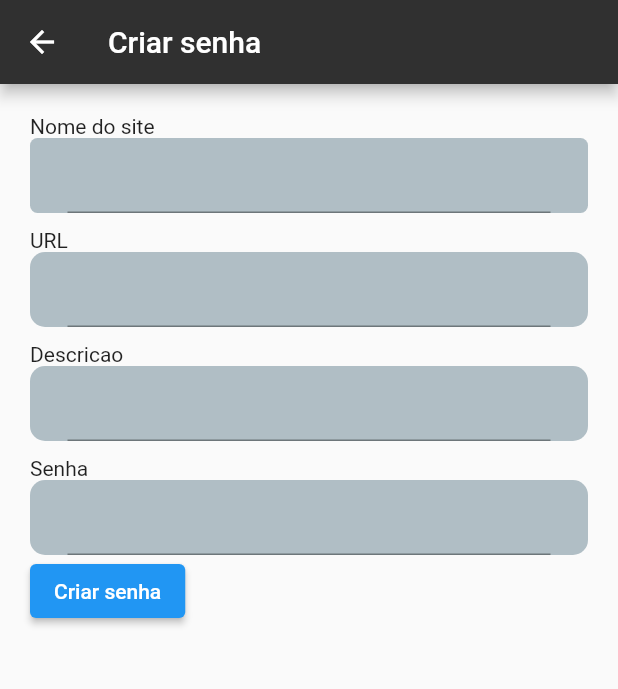
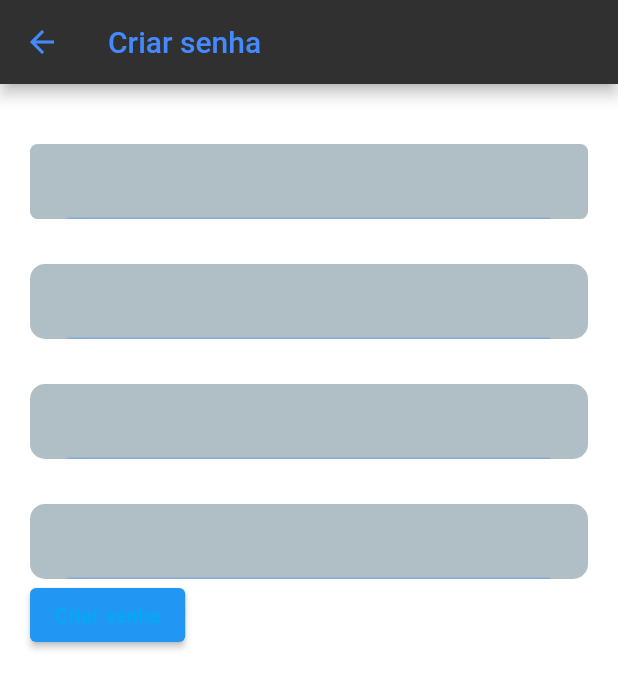
Before and after one commit to PasswordHub/ArrowHead, a Flutter app: the screen it shows after launch, after a tap on "Login", after a tap on the "add" icon, on a phone screen of 412 x 824 dp. Shown: the top 689 px of the screen. Run offline on Flutter 3.47's test engine with Material 2 defaults, Android fonts, the phone set to English and light mode, and no system bars.

Commit message:
feat: added provider package, feat: added working theme provider

```diff
--- a/arrowhead/lib/main.dart
+++ b/arrowhead/lib/main.dart
@@ -1,24 +1,40 @@
-import 'package:arrowhead/Screens/CreateEditPassword/create_edit_password.dart';
-import 'package:arrowhead/Screens/HomePage/home_page.dart';
+import 'package:arrowhead/providers/theme_provider.dart';
+import 'package:arrowhead/screens/CreateEditPassword/create_edit_password.dart';
+import 'package:arrowhead/screens/HomePage/home_page.dart';
 import 'package:flutter/material.dart';
-import 'Screens/LoginSignup/login_screen.dart';
+import 'package:provider/provider.dart';
+import 'screens/LoginSignup/login_screen.dart';
 
 void main() {
-  runApp(const MyApp());
+  runApp(const ArrowHead());
 }
 
-class MyApp extends StatelessWidget {
-  const MyApp({Key? key}) : super(key: key);
+class ArrowHead extends StatelessWidget {
+  const ArrowHead({Key? key}) : super(key: key);
 
   // This widget is the root of your application.
   @override
   Widget build(BuildContext context) {
+    return MultiProvider(
+      providers: [ChangeNotifierProvider.value(value: ThemeProvider())],
+      child: const MyMaterialApp(),
+    );
+  }
+}
+
+class MyMaterialApp extends StatelessWidget {
+  const MyMaterialApp({
+    Key? key,
+  }) : super(key: key);
+
+  @override
+  Widget build(BuildContext context) {
+    final theme = Provider.of<ThemeProvider>(context);
+
     return MaterialApp(
       debugShowCheckedModeBanner: false,
       title: 'ArrowHead',
-      theme: ThemeData(
-        primarySwatch: Colors.blue,
-      ),
+      theme: theme.themeData,
       home: LoginScreen(),
       routes: {
         LoginScreen.routeName: (ctx) => LoginScreen(),
--- /dev/null
+++ b/arrowhead/lib/providers/theme_provider.dart
@@ -0,0 +1,134 @@
+import 'package:flutter/material.dart';
+
+enum ThemeType {
+  light,
+  dark,
+}
+
+const Map<int, Color> color = {
+  50: Color.fromRGBO(136, 14, 79, .1),
+  100: Color.fromRGBO(136, 14, 79, .2),
+  200: Color.fromRGBO(136, 14, 79, .3),
+  300: Color.fromRGBO(136, 14, 79, .4),
+  400: Color.fromRGBO(136, 14, 79, .5),
+  500: Color.fromRGBO(136, 14, 79, .6),
+  600: Color.fromRGBO(136, 14, 79, .7),
+  700: Color.fromRGBO(136, 14, 79, .8),
+  800: Color.fromRGBO(136, 14, 79, .9),
+  900: Color.fromRGBO(136, 14, 79, 1),
+};
+
+class ThemeProvider with ChangeNotifier {
+  ThemeData? _lightThemeData;
+  ThemeData? _darkThemeData;
+
+  ThemeType _currTheme = ThemeType.light;
+
+  ThemeProvider() {
+    _lightThemeData = ThemeData(
+      primarySwatch: Colors.blueGrey,
+      appBarTheme: const AppBarTheme(color: Colors.blueGrey),
+      iconTheme: const IconThemeData(color: Colors.black),
+      canvasColor: const MaterialColor(0xFFFFFFFF, color),
+      colorScheme: ColorScheme(
+          primary: Colors.blue,
+          onPrimary: Colors.lightBlue,
+          surface: Colors.cyan,
+          onSurface: Colors.blueAccent,
+          secondary: Colors.grey.shade400,
+          brightness: Brightness.dark,
+          onError: Colors.red,
+          error: Colors.red,
+          onSecondary: Colors.amber,
+          background: Colors.deepPurple,
+          onBackground: Colors.lightBlue),
+      fontFamily: 'Rajdhani',
+      textTheme: ThemeData.light().textTheme.copyWith(
+          headline1: const TextStyle(
+            fontSize: 18,
+            color: Colors.black,
+            fontWeight: FontWeight.bold,
+          ),
+          headline2: const TextStyle(
+            fontSize: 24,
+            color: Colors.black,
+            fontWeight: FontWeight.bold,
+          ),
+          headline3: const TextStyle(
+            fontSize: 36,
+            color: Colors.black,
+            fontWeight: FontWeight.bold,
+          ),
+          headline4: const TextStyle(
+            fontSize: 48,
+          ),
+          headline5: const TextStyle(
+            fontSize: 150,
+          ),
+          bodyText1:
+              const TextStyle(fontSize: 12, fontWeight: FontWeight.normal),
+          bodyText2: const TextStyle(
+              fontSize: 16, fontWeight: FontWeight.normal, letterSpacing: 0.5)),
+    );
+    _darkThemeData = ThemeData(
+      primarySwatch: Colors.grey,
+      canvasColor: Colors.blueGrey,
+      colorScheme: ColorScheme(
+          primary: Colors.blue,
+          onPrimary: Colors.lightBlue,
+          surface: Colors.cyan,
+          onSurface: Colors.cyanAccent,
+          secondary: Colors.grey.shade400,
+          brightness: Brightness.dark,
+          onError: Colors.red,
+          error: Colors.red,
+          onSecondary: Colors.amber,
+          background: Colors.deepPurple,
+          onBackground: Colors.lightBlue),
+      fontFamily: 'Rajdhani',
+      textTheme: ThemeData.dark().textTheme.copyWith(
+          headline1: const TextStyle(
+            fontSize: 18,
+            color: Colors.black,
+            fontWeight: FontWeight.bold,
+          ),
+          headline2: const TextStyle(
+            fontSize: 24,
+            color: Colors.black,
+            fontWeight: FontWeight.bold,
+          ),
+          headline3: const TextStyle(
+            fontSize: 36,
+            color: Colors.black,
+            fontWeight: FontWeight.bold,
+          ),
+          headline4: const TextStyle(
+            fontSize: 48,
+          ),
+          headline5: const TextStyle(
+            fontSize: 150,
+          ),
+          bodyText1:
+              const TextStyle(fontSize: 12, fontWeight: FontWeight.normal),
+          bodyText2: const TextStyle(
+              fontSize: 16, fontWeight: FontWeight.normal, letterSpacing: 0.5)),
+    );
+    notifyListeners();
+  }
+
+  ThemeData get themeData {
+    if (_currTheme == ThemeType.dark) {
+      return _darkThemeData ?? ThemeData();
+    }
+    return _lightThemeData ?? ThemeData();
+  }
+
+  ThemeType get currTheme {
+    return _currTheme;
+  }
+
+  setTheme(ThemeType theme) {
+    _currTheme = theme;
+    notifyListeners();
+  }
+}
--- a/arrowhead/lib/Screens/HomePage/home_page.dart
+++ b/arrowhead/lib/screens/HomePage/home_page.dart
@@ -1,5 +1,5 @@
-import 'package:arrowhead/Screens/CreateEditPassword/create_edit_password.dart';
-import 'package:arrowhead/Screens/LoginSignup/login_screen.dart';
+import 'package:arrowhead/screens/CreateEditPassword/create_edit_password.dart';
+import 'package:arrowhead/screens/LoginSignup/login_screen.dart';
 import 'package:flutter/material.dart';
 
 class HomePage extends StatelessWidget {
--- a/arrowhead/lib/Screens/LoginSignup/login_screen.dart
+++ b/arrowhead/lib/screens/LoginSignup/login_screen.dart
@@ -1,4 +1,4 @@
-import 'package:arrowhead/Screens/HomePage/home_page.dart';
+import 'package:arrowhead/screens/HomePage/home_page.dart';
 import 'package:flutter/material.dart';
 
 class LoginScreen extends StatelessWidget {
@@ -29,12 +29,7 @@ class LoginScreen extends StatelessWidget {
 
   Widget userInput(TextEditingController userInput, TextInputType keyboardType,
       bool hideText) {
-    return Container(
-      height: 50,
-      decoration: BoxDecoration(
-          color: Colors.blueGrey.shade200,
-          borderRadius: BorderRadius.circular(10)),
-      child: Padding(
+    return Padding(
       padding: const EdgeInsets.only(left: 25.0, top: 15, right: 25),
       child: TextField(
         obscureText: hideText,
@@ -43,7 +38,6 @@ class LoginScreen extends StatelessWidget {
         enableSuggestions: false,
         autofocus: false,
         keyboardType: keyboardType,
-        ),
       ),
     );
   }
--- a/arrowhead/pubspec.yaml
+++ b/arrowhead/pubspec.yaml
@@ -34,6 +34,7 @@ dependencies:
   # The following adds the Cupertino Icons font to your application.
   # Use with the CupertinoIcons class for iOS style icons.
   cupertino_icons: ^1.0.2
+  provider: ^6.0.2
 
 dev_dependencies:
   flutter_test:
```
Also changed, not shown: arrowhead/lib/screens/CreateEditPassword/create_edit_password.dart (renamed from arrowhead/lib/Screens/CreateEditPassword/create_edit_password.dart), 1 other file. Lines whose indentation alone changed are shown as unchanged.
